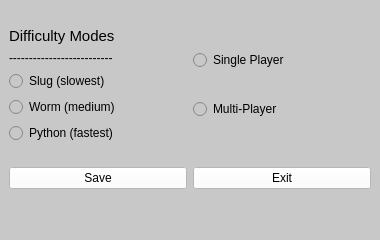
First picture: the form in SnakeGame/optionswindow.ui, repository menellialex/SnakeGame, before the edit.
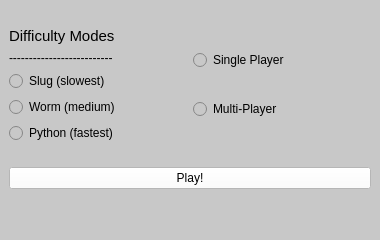
Second picture: the form after the edit.

```diff
--- a/SnakeGame/optionswindow.ui
+++ b/SnakeGame/optionswindow.ui
@@ -128,17 +128,7 @@
          <string notr="true">background-color: rgb(255, 255, 255);</string>
         </property>
         <property name="text">
-         <string>Save</string>
-        </property>
-       </widget>
-      </item>
-      <item>
-       <widget class="QPushButton" name="exitButton">
-        <property name="styleSheet">
-         <string notr="true">background-color: rgb(255, 255, 255);</string>
-        </property>
-        <property name="text">
-         <string>Exit</string>
+         <string>Play!</string>
         </property>
        </widget>
       </item>
```
Left out of the diff: 6 changed lines with no effect on the pictures.
